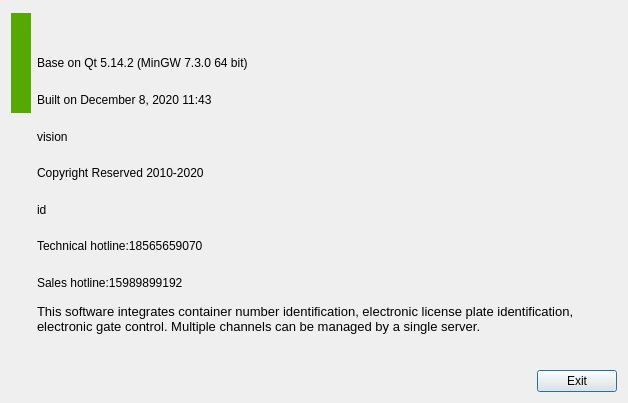
This is Main/About/aboutdialog.ui in 519984307/Container_Multiple_Channels_20200522 as Qt 5 draws it before an edit. The edited form follows.
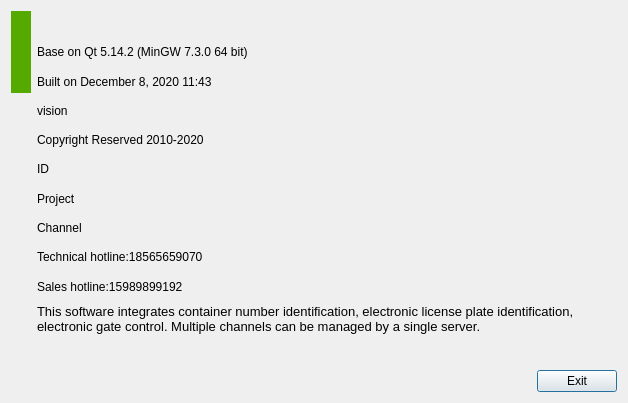
This is the edited form. Icons and pictures are not drawn.

What changed in the file:
```diff
--- a/Main/About/aboutdialog.ui
+++ b/Main/About/aboutdialog.ui
@@ -74,7 +74,7 @@
      </property>
     </widget>
    </item>
-   <item row="3" column="0" rowspan="7">
+   <item row="3" column="0" rowspan="9">
     <spacer name="verticalSpacer">
      <property name="orientation">
       <enum>Qt::Vertical</enum>
@@ -87,21 +87,111 @@
      </property>
     </spacer>
    </item>
+   <item row="3" column="1">
+    <layout class="QHBoxLayout" name="horizontalLayout" stretch="0,1">
+     <item>
+      <widget class="QLabel" name="label_3">
+       <property name="text">
+        <string>vision</string>
+       </property>
+      </widget>
+     </item>
+     <item>
+      <widget class="QLabel" name="verLabel">
+       <property name="text">
+        <string/>
+       </property>
+      </widget>
+     </item>
+    </layout>
+   </item>
+   <item row="4" column="1">
+    <layout class="QHBoxLayout" name="horizontalLayout_2" stretch="0,1">
+     <item>
+      <widget class="QLabel" name="label_5">
+       <property name="text">
+        <string>Copyright Reserved 2010-2020 </string>
+       </property>
+      </widget>
+     </item>
+     <item>
+      <widget class="QLabel" name="copyrightLabel">
+       <property name="text">
+        <string/>
+       </property>
+      </widget>
+     </item>
+    </layout>
+   </item>
+   <item row="5" column="1">
+    <layout class="QHBoxLayout" name="horizontalLayout_3" stretch="0,1">
+     <item>
+      <widget class="QLabel" name="label_8">
+       <property name="text">
+        <string>ID</string>
+       </property>
+      </widget>
+     </item>
+     <item>
+      <widget class="QLabel" name="ID_label">
+       <property name="text">
+        <string/>
+       </property>
+      </widget>
+     </item>
+    </layout>
+   </item>
    <item row="6" column="1">
+    <layout class="QHBoxLayout" name="horizontalLayout_4" stretch="0,1">
+     <item>
+      <widget class="QLabel" name="label_9">
+       <property name="text">
+        <string>Project</string>
+       </property>
+      </widget>
+     </item>
+     <item>
+      <widget class="QLabel" name="Project_label">
+       <property name="text">
+        <string/>
+       </property>
+      </widget>
+     </item>
+    </layout>
+   </item>
+   <item row="7" column="1">
+    <layout class="QHBoxLayout" name="horizontalLayout_5" stretch="0,1">
+     <item>
+      <widget class="QLabel" name="label_10">
+       <property name="text">
+        <string>Channel</string>
+       </property>
+      </widget>
+     </item>
+     <item>
+      <widget class="QLabel" name="Channel_label">
+       <property name="text">
+        <string/>
+       </property>
+      </widget>
+     </item>
+    </layout>
+   </item>
+   <item row="8" column="1">
     <widget class="QLabel" name="label_4">
      <property name="text">
       <string>Technical hotline:18565659070</string>
      </property>
     </widget>
    </item>
-   <item row="7" column="1">
+   <item row="9" column="1">
     <widget class="QLabel" name="label_7">
      <property name="text">
       <string>Sales hotline:15989899192</string>
      </property>
     </widget>
    </item>
-   <item row="8" column="1" colspan="2">
+   <item row="10" column="1" colspan="2">
     <widget class="QLabel" name="label_6">
      <property name="font">
       <font>
@@ -121,7 +211,7 @@
      </property>
     </widget>
    </item>
-   <item row="9" column="1">
+   <item row="11" column="1">
     <spacer name="horizontalSpacer">
      <property name="orientation">
       <enum>Qt::Horizontal</enum>
@@ -134,67 +224,13 @@
      </property>
     </spacer>
    </item>
-   <item row="9" column="2">
+   <item row="11" column="2">
     <widget class="QPushButton" name="pushButton">
      <property name="text">
       <string>Exit</string>
      </property>
     </widget>
    </item>
-   <item row="3" column="1" colspan="2">
-    <layout class="QHBoxLayout" name="horizontalLayout" stretch="0,1">
-     <item>
-      <widget class="QLabel" name="label_3">
-       <property name="text">
-        <string>vision</string>
-       </property>
-      </widget>
-     </item>
-     <item>
-      <widget class="QLabel" name="verLabel">
-       <property name="text">
-        <string/>
-       </property>
-      </widget>
-     </item>
-    </layout>
-   </item>
-   <item row="4" column="1" colspan="2">
-    <layout class="QHBoxLayout" name="horizontalLayout_2" stretch="0,1">
-     <item>
-      <widget class="QLabel" name="label_5">
-       <property name="text">
-        <string>Copyright Reserved 2010-2020 </string>
-       </property>
-      </widget>
-     </item>
-     <item>
-      <widget class="QLabel" name="copyrightLabel">
-       <property name="text">
-        <string/>
-       </property>
-      </widget>
-     </item>
-    </layout>
-   </item>
-   <item row="5" column="1" colspan="2">
-    <layout class="QHBoxLayout" name="horizontalLayout_3" stretch="0,1">
-     <item>
-      <widget class="QLabel" name="label_8">
-       <property name="text">
-        <string>id</string>
-       </property>
-      </widget>
-     </item>
-     <item>
-      <widget class="QLabel" name="ID_label">
-       <property name="text">
-        <string/>
-       </property>
-      </widget>
-     </item>
-    </layout>
-   </item>
   </layout>
  </widget>
  <resources>
```
